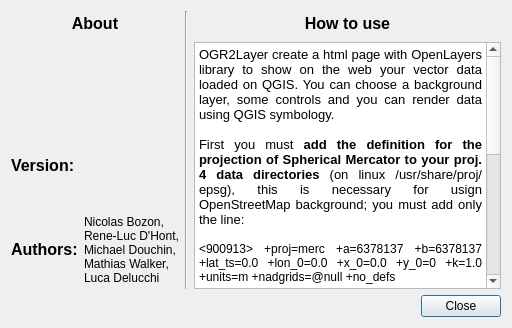
lucadelu/OGR2Layers, file ui_About.ui: the form before one commit.
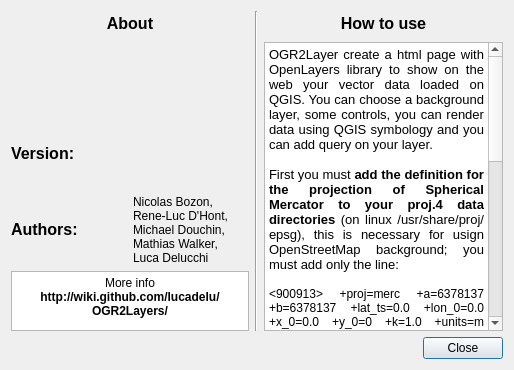
The form after the commit. Icons and pictures are not drawn.

What changed in the file:
```diff
--- a/ui_About.ui
+++ b/ui_About.ui
@@ -6,8 +6,8 @@
    <rect>
     <x>0</x>
     <y>0</y>
-    <width>512</width>
-    <height>328</height>
+    <width>514</width>
+    <height>370</height>
    </rect>
   </property>
   <property name="sizePolicy">
@@ -125,6 +125,27 @@
          </item>
         </layout>
        </item>
+       <item>
+        <widget class="QTextBrowser" name="textBrowser">
+         <property name="maximumSize">
+          <size>
+           <width>16777215</width>
+           <height>60</height>
+          </size>
+         </property>
+         <property name="lineWidth">
+          <number>0</number>
+         </property>
+         <property name="html">
+          <string>&lt;!DOCTYPE HTML PUBLIC &quot;-//W3C//DTD HTML 4.0//EN&quot; &quot;http://www.w3.org/TR/REC-html40/strict.dtd&quot;&gt;
+&lt;html&gt;&lt;head&gt;&lt;meta name=&quot;qrichtext&quot; content=&quot;1&quot; /&gt;&lt;style type=&quot;text/css&quot;&gt;
+p, li { white-space: pre-wrap; }
+&lt;/style&gt;&lt;/head&gt;&lt;body style=&quot; font-family:'Sans Serif'; font-size:9pt; font-weight:400; font-style:normal;&quot;&gt;
+&lt;p align=&quot;center&quot; style=&quot; margin-top:0px; margin-bottom:0px; margin-left:0px; margin-right:0px; -qt-block-indent:0; text-indent:0px;&quot;&gt;More info&lt;/p&gt;
+&lt;p align=&quot;center&quot; style=&quot; margin-top:0px; margin-bottom:0px; margin-left:0px; margin-right:0px; -qt-block-indent:0; text-indent:0px;&quot;&gt;&lt;span style=&quot; font-weight:600;&quot;&gt;http://wiki.github.com/lucadelu/OGR2Layers/&lt;/span&gt;&lt;/p&gt;&lt;/body&gt;&lt;/html&gt;</string>
+         </property>
+        </widget>
+       </item>
       </layout>
      </item>
      <item>
@@ -172,7 +193,7 @@
 &lt;html&gt;&lt;head&gt;&lt;meta name=&quot;qrichtext&quot; content=&quot;1&quot; /&gt;&lt;style type=&quot;text/css&quot;&gt;
 p, li { white-space: pre-wrap; }
 &lt;/style&gt;&lt;/head&gt;&lt;body style=&quot; font-family:'Sans Serif'; font-size:9pt; font-weight:400; font-style:normal;&quot;&gt;
-&lt;p align=&quot;justify&quot; style=&quot; margin-top:0px; margin-bottom:0px; margin-left:0px; margin-right:0px; -qt-block-indent:0; text-indent:0px;&quot;&gt;&lt;span style=&quot; font-size:10pt;&quot;&gt;OGR2Layer create a html page with OpenLayers library to show on the web your vector data loaded on QGIS. You can choose a background layer, some controls and you can render data using QGIS symbology.&lt;/span&gt;&lt;/p&gt;
+&lt;p align=&quot;justify&quot; style=&quot; margin-top:0px; margin-bottom:0px; margin-left:0px; margin-right:0px; -qt-block-indent:0; text-indent:0px;&quot;&gt;&lt;span style=&quot; font-size:10pt;&quot;&gt;OGR2Layer create a html page with OpenLayers library to show on the web your vector data loaded on QGIS. You can choose a background layer, some controls, you can render data using QGIS symbology and you can add query on your layer.&lt;/span&gt;&lt;/p&gt;
 &lt;p align=&quot;justify&quot; style=&quot;-qt-paragraph-type:empty; margin-top:0px; margin-bottom:0px; margin-left:0px; margin-right:0px; -qt-block-indent:0; text-indent:0px; font-size:10pt;&quot;&gt;&lt;/p&gt;
 &lt;p align=&quot;justify&quot; style=&quot; margin-top:0px; margin-bottom:0px; margin-left:0px; margin-right:0px; -qt-block-indent:0; text-indent:0px;&quot;&gt;&lt;span style=&quot; font-size:10pt;&quot;&gt;First you must &lt;/span&gt;&lt;span style=&quot; font-size:10pt; font-weight:600;&quot;&gt;add the definition for the projection of Spherical Mercator to your proj.4 data directories&lt;/span&gt;&lt;span style=&quot; font-size:10pt;&quot;&gt; (on linux /usr/share/proj/epsg), this is necessary for usign OpenStreetMap background; you must add only the line:&lt;/span&gt;&lt;/p&gt;
 &lt;p align=&quot;justify&quot; style=&quot;-qt-paragraph-type:empty; margin-top:0px; margin-bottom:0px; margin-left:0px; margin-right:0px; -qt-block-indent:0; text-indent:0px; font-size:10pt;&quot;&gt;&lt;/p&gt;
@@ -182,7 +203,8 @@
 &lt;p align=&quot;justify&quot; style=&quot;-qt-paragraph-type:empty; margin-top:0px; margin-bottom:0px; margin-left:0px; margin-right:0px; -qt-block-indent:0; text-indent:0px; font-size:10pt;&quot;&gt;&lt;/p&gt;
 &lt;p align=&quot;justify&quot; style=&quot; margin-top:0px; margin-bottom:0px; margin-left:0px; margin-right:0px; -qt-block-indent:0; text-indent:0px;&quot;&gt;&lt;span style=&quot; font-size:10pt;&quot;&gt;For use the &quot;&lt;/span&gt;&lt;span style=&quot; font-size:10pt; font-style:italic;&quot;&gt;QGIS Render&lt;/span&gt;&lt;span style=&quot; font-size:10pt;&quot;&gt;&quot; in the &quot;&lt;/span&gt;&lt;span style=&quot; font-size:10pt; font-style:italic;&quot;&gt;Render option&lt;/span&gt;&lt;span style=&quot; font-size:10pt;&quot;&gt;&quot; remember  that work only &quot;&lt;/span&gt;&lt;span style=&quot; font-size:10pt; font-style:italic;&quot;&gt;Single Symbol&lt;/span&gt;&lt;span style=&quot; font-size:10pt;&quot;&gt;&quot; and &quot;&lt;/span&gt;&lt;span style=&quot; font-size:10pt; font-style:italic;&quot;&gt;Unique Value&lt;/span&gt;&lt;span style=&quot; font-size:10pt;&quot;&gt;&quot; symbology&lt;/span&gt;&lt;/p&gt;
 &lt;p align=&quot;justify&quot; style=&quot;-qt-paragraph-type:empty; margin-top:0px; margin-bottom:0px; margin-left:0px; margin-right:0px; -qt-block-indent:0; text-indent:0px; font-size:10pt;&quot;&gt;&lt;/p&gt;
-&lt;p align=&quot;justify&quot; style=&quot; margin-top:0px; margin-bottom:0px; margin-left:0px; margin-right:0px; -qt-block-indent:0; text-indent:0px;&quot;&gt;&lt;span style=&quot; font-size:10pt;&quot;&gt;In the &quot;&lt;/span&gt;&lt;span style=&quot; font-size:10pt; font-style:italic;&quot;&gt;Query Options&lt;/span&gt;&lt;span style=&quot; font-size:10pt;&quot;&gt;&quot; the option &quot;&lt;/span&gt;&lt;span style=&quot; font-size:10pt; font-style:italic;&quot;&gt;query more features&lt;/span&gt;&lt;span style=&quot; font-size:10pt;&quot;&gt;&quot; use OpenLayers Strategy Cluster, this solution allow to cluster more features and query the group, it's useful for points specially when they are very neighbouring. &lt;/span&gt;&lt;span style=&quot; font-size:10pt; font-weight:600;&quot;&gt;Important&lt;/span&gt;&lt;span style=&quot; font-size:10pt;&quot;&gt;: remember &quot;&lt;/span&gt;&lt;span style=&quot; font-size:10pt; font-style:italic;&quot;&gt;query more features&lt;/span&gt;&lt;span style=&quot; font-size:10pt;&quot;&gt;&quot; doesn't work with &quot;&lt;/span&gt;&lt;span style=&quot; font-size:10pt; font-style:italic;&quot;&gt;Unique Value&lt;/span&gt;&lt;span style=&quot; font-size:10pt;&quot;&gt;&quot; symbology&lt;/span&gt;&lt;/p&gt;&lt;/body&gt;&lt;/html&gt;</string>
+&lt;p align=&quot;justify&quot; style=&quot; margin-top:0px; margin-bottom:0px; margin-left:0px; margin-right:0px; -qt-block-indent:0; text-indent:0px;&quot;&gt;&lt;span style=&quot; font-size:10pt;&quot;&gt;In the &quot;&lt;/span&gt;&lt;span style=&quot; font-size:10pt; font-style:italic;&quot;&gt;Query Options&lt;/span&gt;&lt;span style=&quot; font-size:10pt;&quot;&gt;&quot; the option &quot;&lt;/span&gt;&lt;span style=&quot; font-size:10pt; font-style:italic;&quot;&gt;query more features&lt;/span&gt;&lt;span style=&quot; font-size:10pt;&quot;&gt;&quot; use OpenLayers Strategy Cluster, this solution allow to cluster more features and query the group, it's useful for points specially when they are very neighbouring. &lt;/span&gt;&lt;/p&gt;
+&lt;p align=&quot;justify&quot; style=&quot; margin-top:0px; margin-bottom:0px; margin-left:0px; margin-right:0px; -qt-block-indent:0; text-indent:0px;&quot;&gt;&lt;span style=&quot; font-size:10pt; font-weight:600;&quot;&gt;Important&lt;/span&gt;&lt;span style=&quot; font-size:10pt;&quot;&gt;: remember &quot;&lt;/span&gt;&lt;span style=&quot; font-size:10pt; font-style:italic;&quot;&gt;query more features&lt;/span&gt;&lt;span style=&quot; font-size:10pt;&quot;&gt;&quot; doesn't work with &quot;&lt;/span&gt;&lt;span style=&quot; font-size:10pt; font-style:italic;&quot;&gt;Unique Value&lt;/span&gt;&lt;span style=&quot; font-size:10pt;&quot;&gt;&quot; symbology&lt;/span&gt;&lt;/p&gt;&lt;/body&gt;&lt;/html&gt;</string>
          </property>
         </widget>
        </item>
```
